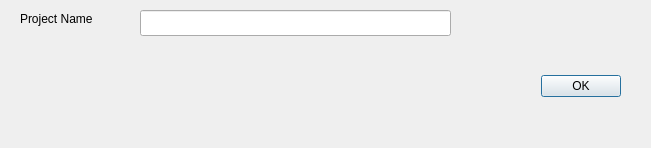
Old version of the form brickleedit/src/gui/newproject/newprojectdialog.ui in the repository paarm/bricklebrit.
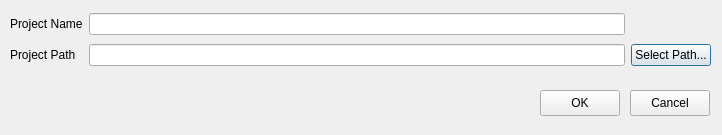
New version of the form.

```diff
--- a/brickleedit/src/gui/newproject/newprojectdialog.ui
+++ b/brickleedit/src/gui/newproject/newprojectdialog.ui
@@ -6,53 +6,84 @@
    <rect>
     <x>0</x>
     <y>0</y>
-    <width>651</width>
-    <height>148</height>
+    <width>722</width>
+    <height>135</height>
    </rect>
   </property>
   <property name="windowTitle">
    <string>Dialog</string>
   </property>
-  <widget class="QDialogButtonBox" name="buttonBox">
+  <widget class="QWidget" name="formLayoutWidget">
    <property name="geometry">
     <rect>
-     <x>280</x>
-     <y>70</y>
-     <width>341</width>
-     <height>32</height>
+     <x>10</x>
+     <y>10</y>
+     <width>701</width>
+     <height>60</height>
     </rect>
    </property>
-   <property name="orientation">
-    <enum>Qt::Horizontal</enum>
-   </property>
-   <property name="standardButtons">
-    <set>QDialogButtonBox::Ok</set>
-   </property>
+   <layout class="QGridLayout" name="gridLayout">
+    <item row="1" column="1">
+     <widget class="QLineEdit" name="projectPath">
+      <property name="text">
+       <string/>
+      </property>
+     </widget>
+    </item>
+    <item row="0" column="0">
+     <widget class="QLabel" name="label">
+      <property name="text">
+       <string>Project Name</string>
+      </property>
+     </widget>
+    </item>
+    <item row="0" column="1">
+     <widget class="QLineEdit" name="projectName">
+      <property name="text">
+       <string/>
+      </property>
+     </widget>
+    </item>
+    <item row="1" column="0">
+     <widget class="QLabel" name="label_2">
+      <property name="text">
+       <string>Project Path</string>
+      </property>
+     </widget>
+    </item>
+    <item row="1" column="2">
+     <widget class="QPushButton" name="choosePath">
+      <property name="text">
+       <string>Select Path...</string>
+      </property>
+     </widget>
+    </item>
+   </layout>
   </widget>
-  <widget class="QLineEdit" name="projectName">
+  <widget class="QPushButton" name="okButton">
    <property name="geometry">
     <rect>
-     <x>140</x>
-     <y>10</y>
-     <width>311</width>
+     <x>540</x>
+     <y>90</y>
+     <width>80</width>
      <height>26</height>
     </rect>
    </property>
    <property name="text">
-    <string/>
+    <string>OK</string>
    </property>
   </widget>
-  <widget class="QLabel" name="label">
+  <widget class="QPushButton" name="cancelButton">
    <property name="geometry">
     <rect>
-     <x>20</x>
-     <y>10</y>
-     <width>101</width>
-     <height>18</height>
+     <x>630</x>
+     <y>90</y>
+     <width>80</width>
+     <height>26</height>
     </rect>
    </property>
    <property name="text">
-    <string>Project Name</string>
+    <string>Cancel</string>
    </property>
   </widget>
  </widget>
```
Left out of the diff: 37 changed lines with no effect on the pictures.
